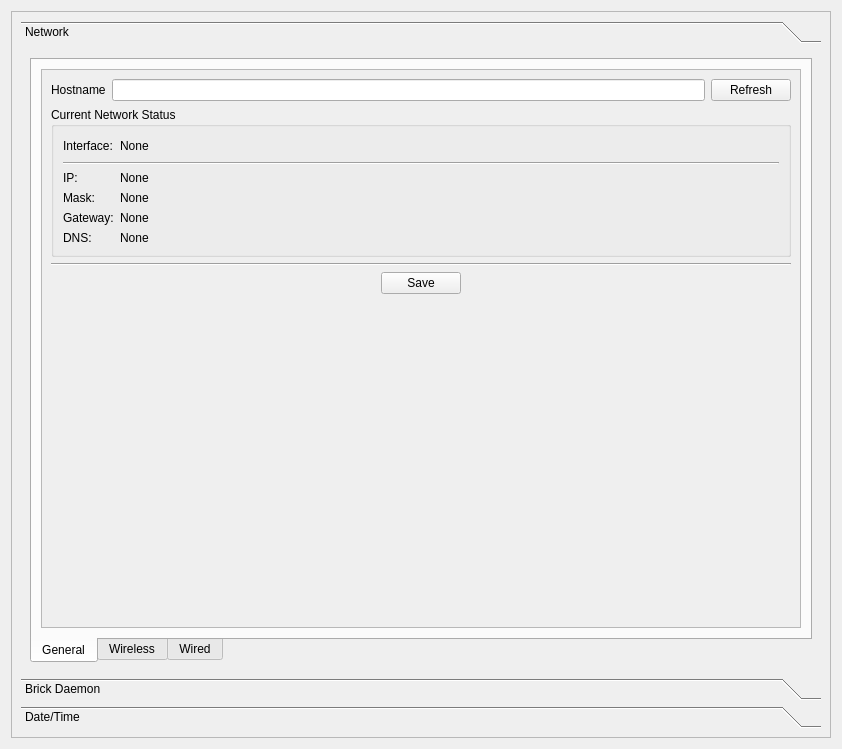
Before: the Qt Designer form src/brickv/plugin_system/plugins/red/ui/red_tab_settings.ui in Tinkerforge/brickv, drawn with Qt 5.
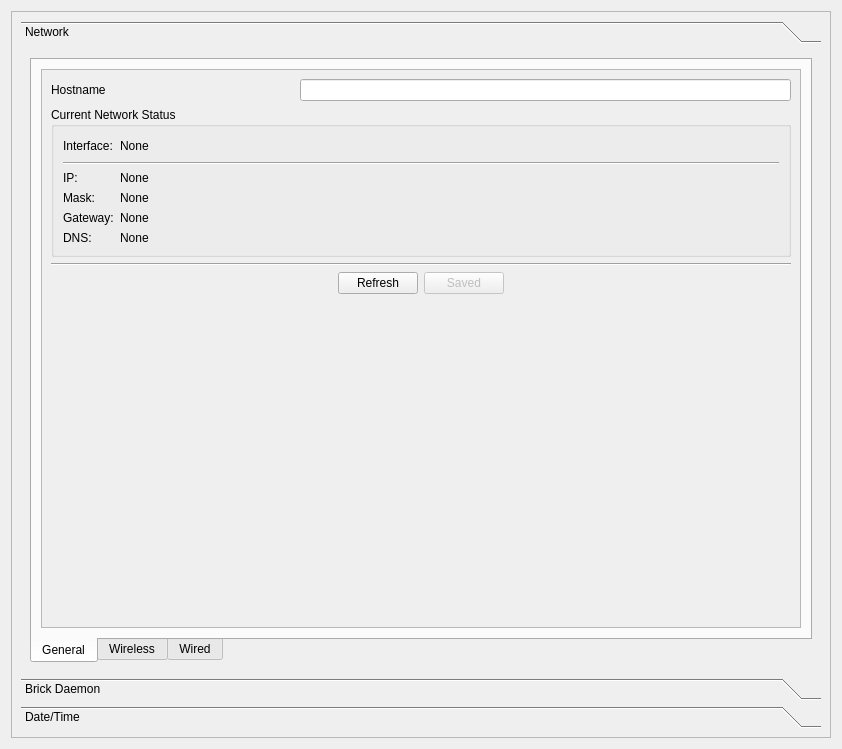
After: the same form once the commit is applied. The open tabs and pages were chosen to show the change.

Commit message: red-brick: Network settings of the settings tab in refresh-save structure

Diff of the .ui file:
```diff
--- a/src/brickv/plugin_system/plugins/red/ui/red_tab_settings.ui
+++ b/src/brickv/plugin_system/plugins/red/ui/red_tab_settings.ui
@@ -81,9 +81,6 @@
                       </property>
                      </widget>
                     </item>
-                    <item row="0" column="1">
-                     <widget class="QLineEdit" name="ledit_net_gen_hostname"/>
-                    </item>
                     <item row="4" column="0">
                      <spacer name="verticalSpacer_2">
                       <property name="orientation">
@@ -97,13 +94,6 @@
                       </property>
                      </spacer>
                     </item>
-                    <item row="0" column="2">
-                     <widget class="QPushButton" name="pushButton">
-                      <property name="text">
-                       <string>Refresh</string>
-                      </property>
-                     </widget>
-                    </item>
                     <item row="1" column="0" colspan="3">
                      <widget class="QGroupBox" name="groupBox">
                       <property name="title">
@@ -229,10 +219,20 @@
                         </property>
                        </spacer>
                       </item>
+                      <item>
+                       <widget class="QPushButton" name="pbutton_net_gen_refresh">
+                        <property name="text">
+                         <string>Refresh</string>
+                        </property>
+                       </widget>
+                      </item>
                       <item>
                        <widget class="QPushButton" name="pbutton_net_gen_save">
+                        <property name="enabled">
+                         <bool>false</bool>
+                        </property>
                         <property name="text">
-                         <string>Save</string>
+                         <string>Saved</string>
                         </property>
                        </widget>
                       </item>
@@ -251,6 +251,9 @@
                       </item>
                      </layout>
                     </item>
+                    <item row="0" column="1" colspan="2">
+                     <widget class="QLineEdit" name="ledit_net_gen_hostname"/>
+                    </item>
                    </layout>
                   </item>
                  </layout>
```
Left out of the diff: 50 changed lines with no effect on the pictures. The commit also changes 2 other files.
